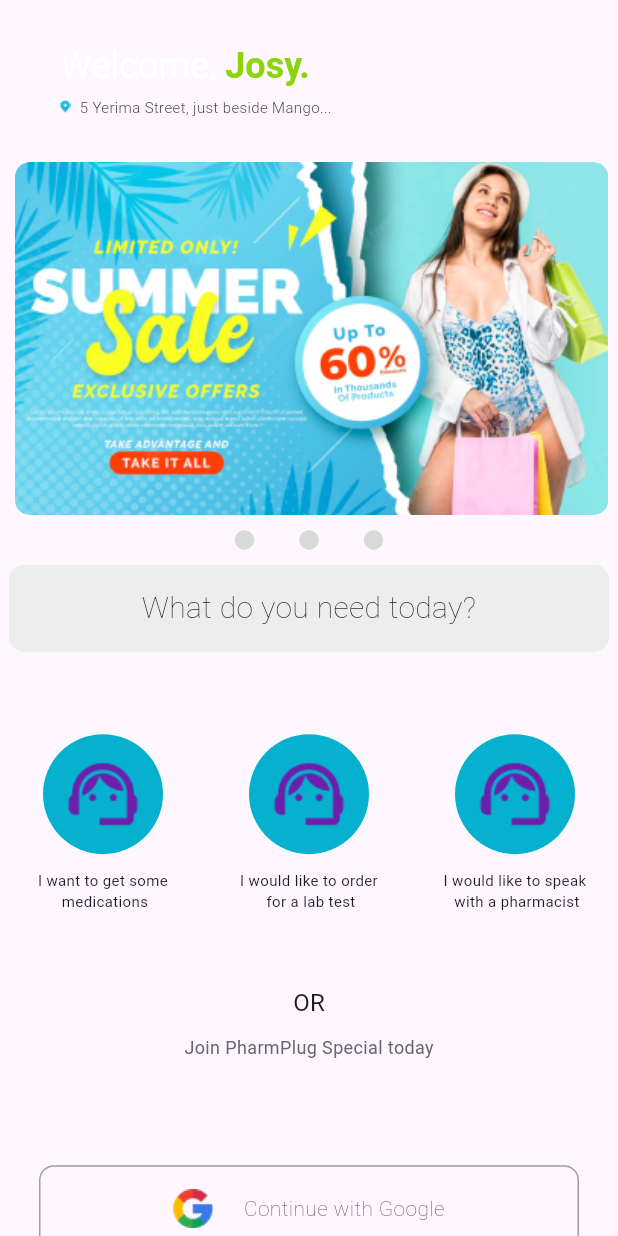
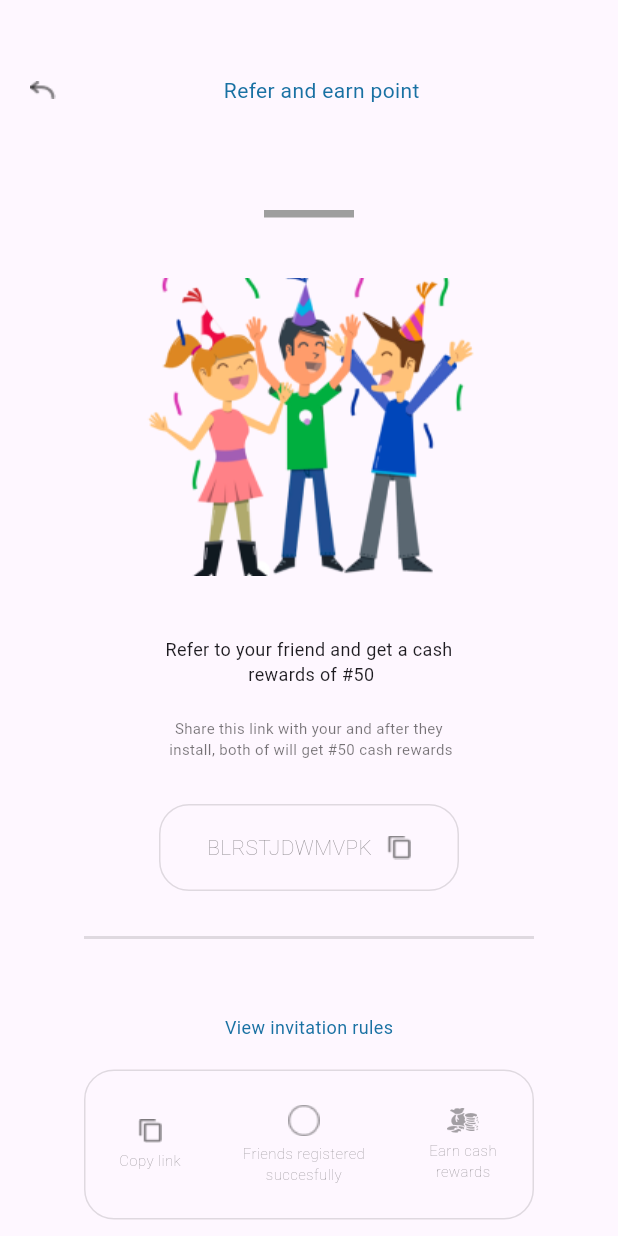
Before and after one commit to MelodyMarvel/pharmplug, a Flutter app: the screen it shows after launch, on a phone screen of 412 x 824 dp. Run offline on Flutter 3.47's test engine with Material 3 defaults, Android fonts, the phone set to English and light mode, and no system bars.

Commit message:
added referral page

```diff
--- a/lib/home/referral.dart
+++ b/lib/home/referral.dart
@@ -0,0 +1,201 @@
+// ignore_for_file: prefer_const_literals_to_create_immutables, prefer_const_constructors
+
+import 'package:flutter/material.dart';
+import 'package:flutter/widgets.dart';
+
+class ReferralPage extends StatelessWidget {
+  const ReferralPage({super.key});
+
+  @override
+  Widget build(BuildContext context) {
+    return Scaffold(
+      body: SingleChildScrollView(
+        child: Stack(children: [
+          Column(
+            children: [
+              Padding(
+                padding:
+                    const EdgeInsets.symmetric(vertical: 50.0, horizontal: 20),
+                child: Row(
+                  children: [
+                    Image.asset('assets/images/back.png'),
+                    Expanded(
+                      child: Text(
+                        textAlign: TextAlign.center,
+                        'Refer and earn point',
+                        style: TextStyle(color: Color(0xFF1971A3)),
+                      ),
+                    ),
+                  ],
+                ),
+              ),
+              Padding(
+                  padding: const EdgeInsets.symmetric(vertical: 20.0),
+                  child: Container(
+                    height: 5,
+                    width: 60,
+                    color: Colors.grey,
+                  )),
+              Padding(
+                padding: const EdgeInsets.symmetric(vertical: 20.0),
+                child: Image.asset('assets/images/friends.png'),
+              ),
+              SizedBox(
+                height: 20,
+              ),
+              Text(
+                textAlign: TextAlign.center,
+                'Refer to your friend and get a cash \n rewards of #50',
+                style: TextStyle(fontSize: 12, fontWeight: FontWeight.w400),
+              ),
+              SizedBox(
+                height: 20,
+              ),
+              Text(
+                textAlign: TextAlign.center,
+                'Share this link with your and after they \n install, both of will get #50 cash rewards',
+                style: TextStyle(fontSize: 10, color: Colors.black54),
+              ),
+              SizedBox(
+                height: 30,
+              ),
+              Container(
+                width: 200,
+                height: 58,
+                decoration: BoxDecoration(
+                    borderRadius: BorderRadius.circular(20),
+                    border: Border.all(color: Colors.black12)),
+                child: Center(
+                  child: Row(
+                    mainAxisAlignment: MainAxisAlignment.center,
+                    children: [
+                      Text(
+                        'BLRSTJDWMVPK',
+                        textAlign: TextAlign.center,
+                        style: TextStyle(
+                            fontSize: 14,
+                            color: Colors.black54,
+                            fontWeight: FontWeight.w100),
+                      ),
+                      SizedBox(
+                        width: 10,
+                      ),
+                      Image.asset('assets/images/copy.png')
+                    ],
+                  ),
+                ),
+              ),
+              SizedBox(
+                height: 30,
+              ),
+              Container(
+                height: 2,
+                width: 300,
+                color: Colors.black12,
+              ),
+              SizedBox(
+                height: 50,
+              ),
+              Text('View invitation rules',
+                  style: TextStyle(color: Color(0xFF1971A3), fontSize: 12)),
+              SizedBox(
+                height: 20,
+              ),
+              Container(
+                width: 300,
+                height: 100,
+                decoration: BoxDecoration(
+                    borderRadius: BorderRadius.circular(20),
+                    border: Border.all(color: Colors.black12)),
+                child: Row(
+                  mainAxisAlignment: MainAxisAlignment.center,
+                  crossAxisAlignment: CrossAxisAlignment.center,
+                  children: [
+                    Column(
+                      mainAxisAlignment: MainAxisAlignment.center,
+                      children: [
+                        Image.asset('assets/images/copy.png'),
+                        Padding(
+                          padding: const EdgeInsets.only(top: 4.0),
+                          child: Text(
+                              textAlign: TextAlign.center,
+                              'Copy link',
+                              style: TextStyle(
+                                  fontSize: 10,
+                                  color: Colors.black54,
+                                  fontWeight: FontWeight.w100)),
+                        ),
+                      ],
+                    ),
+                    Padding(
+                      padding: const EdgeInsets.symmetric(horizontal: 40.0),
+                      child: Column(
+                        mainAxisAlignment: MainAxisAlignment.center,
+                        children: [
+                          Image.asset('assets/images/check.png'),
+                          Padding(
+                            padding: const EdgeInsets.only(top: 4.0),
+                            child: Text(
+                                textAlign: TextAlign.center,
+                                'Friends registered \nsuccesfully',
+                                style: TextStyle(
+                                    fontSize: 10,
+                                    color: Colors.black54,
+                                    fontWeight: FontWeight.w100)),
+                          ),
+                        ],
+                      ),
+                    ),
+                    Column(
+                      mainAxisAlignment: MainAxisAlignment.center,
+                      children: [
+                        Image.asset(
+                          'assets/images/cash.png',
+                          scale: 2,
+                        ),
+                        Padding(
+                          padding: const EdgeInsets.only(top: 4.0),
+                          child: Text(
+                              textAlign: TextAlign.center,
+                              'Earn cash \nrewards',
+                              style: TextStyle(
+                                fontSize: 10,
+                                color: Colors.black54,
+                                fontWeight: FontWeight.w100,
+                              )),
+                        ),
+                      ],
+                    ),
+                  ],
+                ),
+              ),
+              _buildButton()
+            ],
+          ),
+        ]),
+      ),
+    );
+  }
+
+  Widget _buildButton() {
+    return Padding(
+      padding: const EdgeInsets.symmetric(vertical: 30.0),
+      child: Container(
+        width: 360,
+        height: 50,
+        decoration: BoxDecoration(
+            borderRadius: BorderRadius.circular(10),
+            border: Border.all(color: Colors.grey),
+            color: Color(0xFF06B1CF)),
+        child: Center(
+          child: Text(
+            'Refer a friend',
+            textAlign: TextAlign.center,
+            style: TextStyle(
+                fontSize: 18, color: Colors.white, fontWeight: FontWeight.w400),
+          ),
+        ),
+      ),
+    );
+  }
+}
--- a/lib/main.dart
+++ b/lib/main.dart
@@ -2,6 +2,7 @@
 
 import 'package:flutter/material.dart';
 import 'package:pharmplug/home/home.dart';
+import 'package:pharmplug/home/referral.dart';
 import 'package:pharmplug/onboarding/lab_test_frame.dart';
 import 'package:pharmplug/onboarding/splash.dart';
 import 'package:pharmplug/onboarding/onboarding_screen2.dart';
@@ -19,7 +20,7 @@ class MyApp extends StatelessWidget {
   Widget build(BuildContext context) {
     return MaterialApp(
       debugShowCheckedModeBanner: false,
-      home:  HomeScreen(),
+      home:  ReferralPage(),
     );
   }
 }
```
Also changed, not shown: assets/images/back.png, assets/images/cash.png (added), assets/images/check.png (added), assets/images/copy.png (added).
